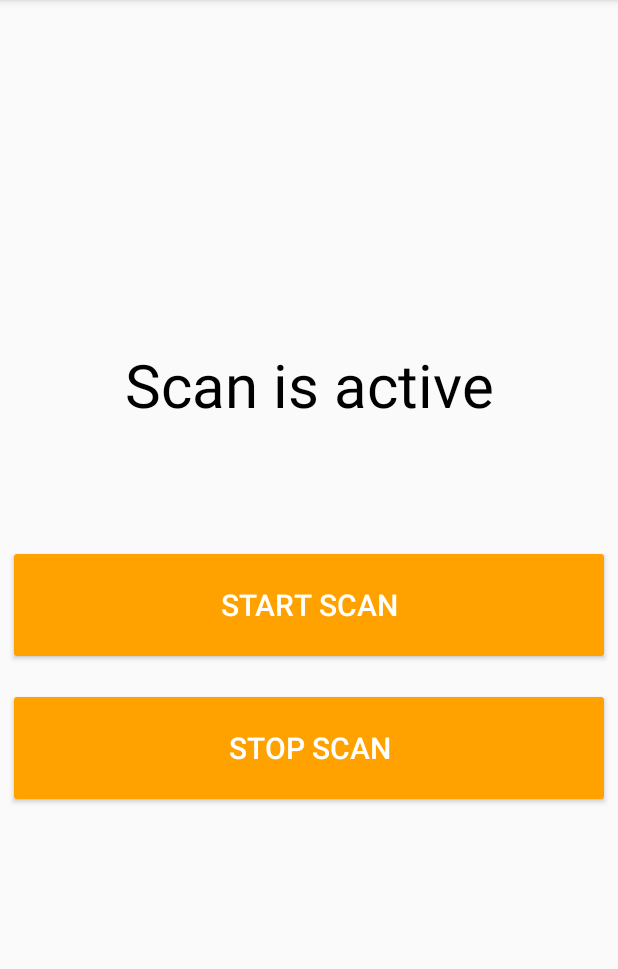
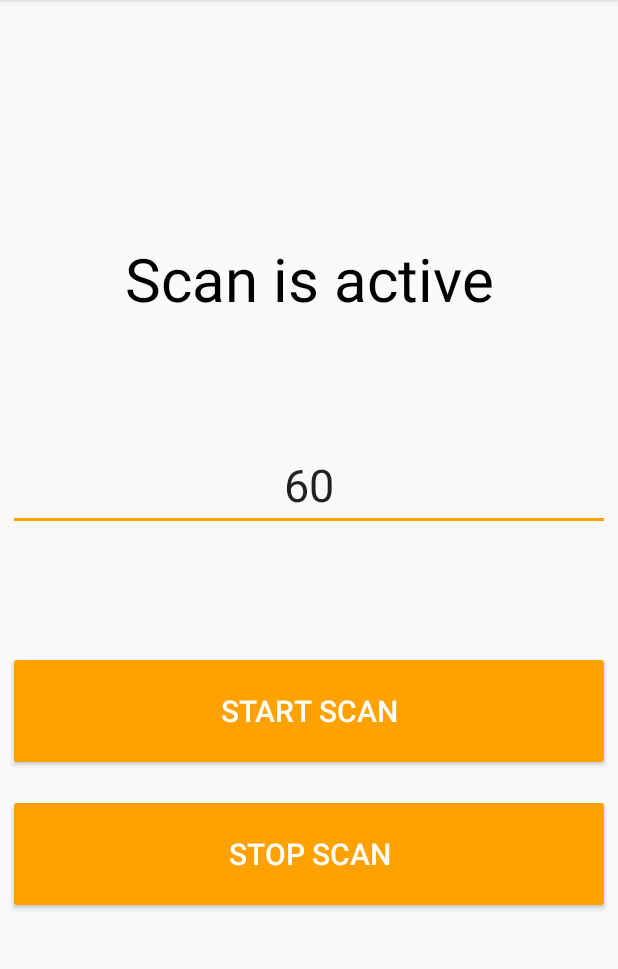
Before and after one commit to aimtechackathon2017/chytre-parkoviste, an Android app: the screen it shows after launch (MainActivity), after a tap on "START SCAN", on a phone screen of 412 x 824 dp, the part 84-1053 px from its top. Run offline under Robolectric (Android 15) with nearby library versions, the phone set to English and light mode, and no system bars.

Commit message:
Optimalization for one car. Removed pairing parking places between each other. Added threshold edit text field.

```diff
--- a/BluetoothScanner/app/src/main/java/com/example/aimtechackathon2017/bluetoothscanner/MainActivity.java
+++ b/BluetoothScanner/app/src/main/java/com/example/aimtechackathon2017/bluetoothscanner/MainActivity.java
@@ -7,15 +7,15 @@ import android.bluetooth.BluetoothManager;
 import android.content.Context;
 import android.content.Intent;
 import android.location.LocationManager;
-import android.net.ConnectivityManager;
-import android.net.NetworkInfo;
 import android.net.wifi.WifiManager;
 import android.os.AsyncTask;
 import android.os.Bundle;
 import android.support.v4.app.ActivityCompat;
 import android.support.v7.app.AppCompatActivity;
+import android.text.TextUtils;
 import android.util.Log;
 import android.view.View;
+import android.widget.EditText;
 import android.widget.TextView;
 
 import org.json.JSONArray;
@@ -27,6 +27,7 @@ import java.io.InputStream;
 import java.io.OutputStream;
 import java.net.MalformedURLException;
 import java.net.URL;
+import java.util.Arrays;
 import java.util.HashMap;
 import java.util.Map;
 
@@ -34,7 +35,8 @@ import javax.net.ssl.HttpsURLConnection;
 
 public class MainActivity extends AppCompatActivity
 {
-    private static int THRESHOLD = 40;
+    private static final int  DEFAULT_THRESHOLD = 60;//40;
+    private int threshold = 60;
     private static int COUNT_MAX = 2;
     private static int COUNT_MIN = 0;
 
@@ -43,6 +45,8 @@ public class MainActivity extends AppCompatActivity
     private Map<String, Integer> positions;
 
     private static final int REQUEST_ENABLE_BT = 1;
+
+    private final static char[] hexArray = "0123456789ABCDEF".toCharArray();
 
     private BluetoothAdapter.LeScanCallback leScanCallback = new BluetoothAdapter.LeScanCallback() {
         @Override
@@ -56,6 +60,12 @@ public class MainActivity extends AppCompatActivity
                 String mac = device.getAddress().trim().replace(" ",":");
 
                 if(positions.containsKey(mac)) {
+                    byte[] pairedMac = Arrays.copyOfRange(scanRecord, 35, 41);
+
+                    //if place is paired with place
+                    if(positions.containsKey(bytesToHexMac(pairedMac)))
+                        return;
+
                     intensity = scanRecord[scanRecord.length - 20];
                     boolean value = isPositionEmpty(mac, intensity);
 
@@ -76,7 +86,20 @@ public class MainActivity extends AppCompatActivity
                                 JSONObject entity = new JSONObject();
                                 entity.put("available", Boolean.parseBoolean(params[0]));
                                 entity.put("place_mac", params[1]);
+
                                 parent.put(entity);
+
+                                if(!Boolean.parseBoolean(params[0])) {
+                                    for (String place_mac : positions.keySet()) {
+                                        if (!place_mac.equalsIgnoreCase(params[1])) {
+                                            JSONObject anotherEntity = new JSONObject();
+                                            anotherEntity.put("available", true);
+                                            anotherEntity.put("place_mac", place_mac);
+
+                                            parent.put(anotherEntity);
+                                        }
+                                    }
+                                }
 
                                 OutputStream out = conn.getOutputStream();
                                 out.write(parent.toString().getBytes());
@@ -88,7 +111,7 @@ public class MainActivity extends AppCompatActivity
                                 byte [] array = new byte[1024];
 
                                 is.read(array);
-                                String result = new String(array);
+                                //String result = new String(array);
                                 is.close();
                             }
                             catch (MalformedURLException e) {
@@ -121,6 +144,19 @@ public class MainActivity extends AppCompatActivity
     public void startScan(View v)
     {
         TextView myAwesomeTextView = (TextView)findViewById(R.id.activeTV);
+        myAwesomeTextView.setText(R.string.active);
+
+        EditText thresholdEditText = (EditText)findViewById(R.id.thresholdEditText);
+        String threshold = thresholdEditText.getText().toString();
+
+        if (TextUtils.isEmpty(threshold)) {
+            thresholdEditText.setText(Integer.toString(DEFAULT_THRESHOLD));
+            this.threshold = DEFAULT_THRESHOLD;
+        }
+        else {
+            this.threshold = Integer.parseInt(threshold);
+        }
+
         myAwesomeTextView.setText(R.string.active);
 
         if(bAdapter != null)
@@ -173,33 +209,55 @@ public class MainActivity extends AppCompatActivity
     private void initializePosition()
     {
         positions = new HashMap<String, Integer>();
-        positions.put("A0:E6:F8:EB:DB:A6",0);
-        positions.put("A0:E6:F8:EB:DF:A3",0);
-        positions.put("A0:E6:F8:37:6A:34",0);
+        positions.put("A0:E6:F8:EB:C9:13",0);
+        positions.put("A0:E6:F8:EB:C8:E7",0);
+        positions.put("A0:E6:F8:EB:C9:32",0);
     }
 
     private boolean isPositionEmpty(String mac, int intesity)
     {
         int i = (int)positions.get(mac);
 
-        if (THRESHOLD > Math.abs(intesity)){
+        if (threshold > Math.abs(intesity)){
 
             Log.d("PARKING", mac + " " + intesity);
 
-            if(i < COUNT_MAX)
+            return false;
+
+            /*if(i < COUNT_MAX)
             {
                 positions.put(mac, i + 1);
-            }
+            }*/
         }
         else {
             Log.d("FREE", mac + " " + intesity);
-            if(i > COUNT_MIN)
+            /*if(i > COUNT_MIN)
             {
                 positions.put(mac, i - 1);
-            }
+            }*/
+            return true;
         }
 
-        return i == COUNT_MIN;
+        //return i == COUNT_MIN;
     }
 
+    public String bytesToHexMac(byte[] bytes) {
+        char[] hexChars = new char[bytes.length * 2];
+        for ( int j = 0; j < bytes.length; j++ ) {
+            int v = bytes[j] & 0xFF;
+            hexChars[j * 2] = hexArray[v >>> 4];
+            hexChars[j * 2 + 1] = hexArray[v & 0x0F];
+        }
+
+        StringBuilder sb = new StringBuilder();
+        for(int i = hexChars.length - 1; i >= 0; i -= 2){
+            sb.append(hexChars[i - 1]);
+            sb.append(hexChars[i]);
+
+            if(i - 1 != 0)
+                sb.append(':');
+        }
+
+        return sb.toString();
+    }
 }
--- a/BluetoothScanner/app/src/main/res/layout/activity_main.xml
+++ b/BluetoothScanner/app/src/main/res/layout/activity_main.xml
@@ -20,10 +20,24 @@
             android:layout_width="match_parent"
             android:layout_height="wrap_content"
             android:layout_marginBottom="80dp"
+            android:hint="Threshold"
+            android:inputType="number"
             android:text="@string/inactive"
             android:textAlignment="center"
             android:textColor="@android:color/black"
             android:textSize="40sp" />
+
+        <EditText
+            android:id="@+id/thresholdEditText"
+            android:layout_width="match_parent"
+            android:layout_height="wrap_content"
+            android:layout_marginBottom="80dp"
+            android:ems="10"
+            android:hint="Threshold"
+            android:inputType="number"
+            android:text="60"
+            android:textAlignment="center"
+            android:textSize="30sp" />
 
         <Button
             android:id="@+id/startScanBtn"
```
